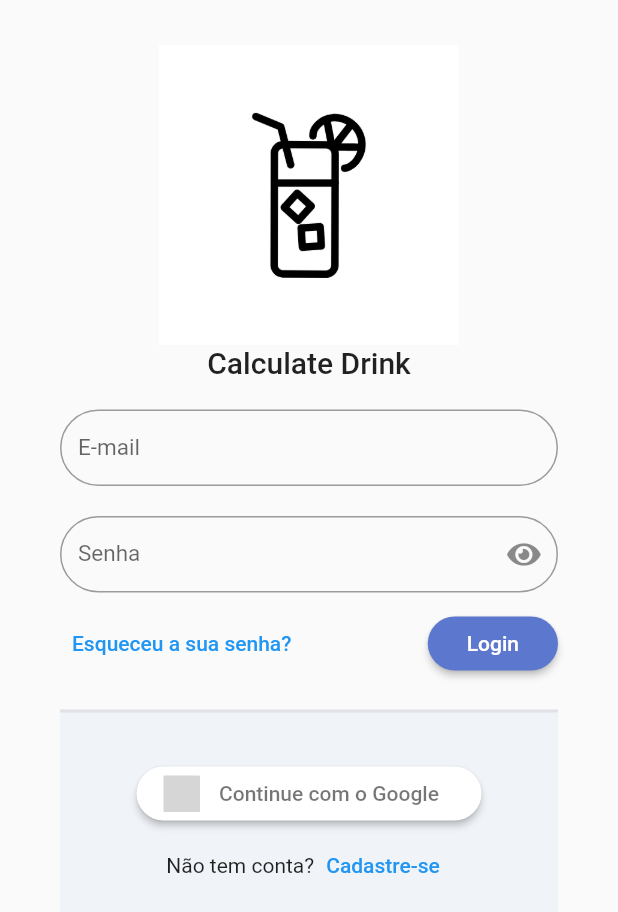
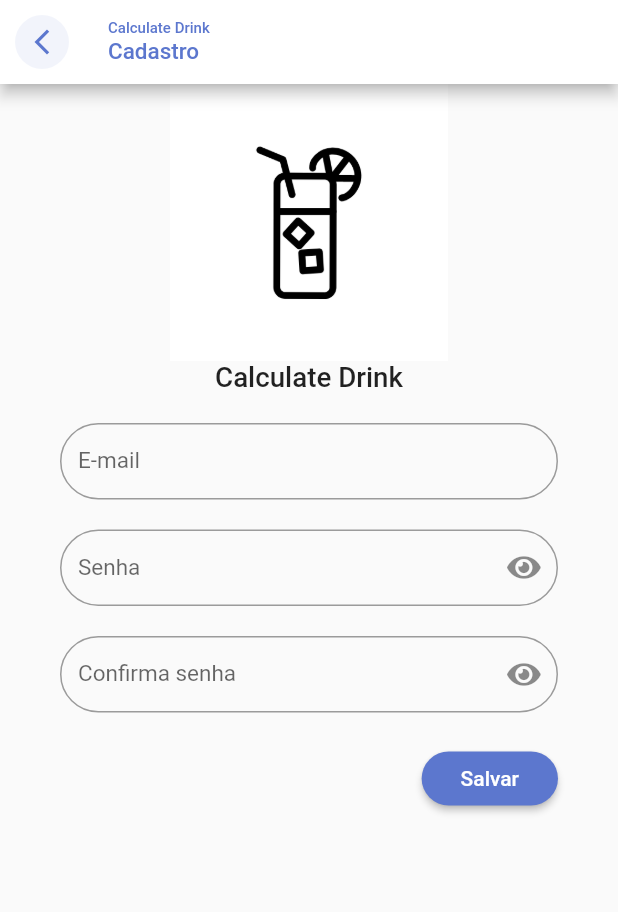
Before and after one commit to Dandy27/calculate-drink-02, a Flutter app: the screen it shows after launch, after a tap on "Cadastre-se", on a phone screen of 412 x 824 dp. Shown: the top 912 px of the screen. Run offline on Flutter 3.47's test engine with Material 2 defaults, Android fonts, the phone set to English and light mode, and no system bars; our stand-ins replace flutter_signin_button, google_fonts, sqflite, sqflite_common, synchronized; accounts and stored records are empty; Roboto replaces fonts that are missing (Mandali); statements that could not run were skipped; grey boxes are pictures that could not be loaded.

Commit message:
Construindo layout de tela de cadastro

```diff
--- a/calculate_drink_02/lib/app/modules/auth/auth_module.dart
+++ b/calculate_drink_02/lib/app/modules/auth/auth_module.dart
@@ -3,13 +3,19 @@
 import '../../core/modules/calculate_drink_module.dart';
 import 'login/login_page.dart';
 import 'login_controller.dart';
+import 'register/register_page.dart';
+import 'register_controller.dart';
 
 class AuthModule extends CalculateDrinkModule {
   AuthModule()
       : super(
-          bindings: [ChangeNotifierProvider(create: (_) => LoginController())],
+          bindings: [
+            ChangeNotifierProvider(create: (_) => LoginController()),
+            ChangeNotifierProvider(create: (_) => RegisterController())
+          ],
           routers: {
             '/login': (context) => const LoginPage(),
+            '/register': (context) => const RegisterPage(),
           },
         );
 }
--- a/calculate_drink_02/lib/app/modules/auth/login/login_page.dart
+++ b/calculate_drink_02/lib/app/modules/auth/login/login_page.dart
@@ -30,11 +30,11 @@
                         const SizedBox(height: 10),
                         const CalculateDrinkLogo(),
                         const SizedBox(height: 20),
-                         CalculateDrinkField(
+                        CalculateDrinkField(
                           label: 'E-mail',
                         ),
                         const SizedBox(height: 20),
-                         CalculateDrinkField(
+                        CalculateDrinkField(
                           label: 'Senha',
                           obscureText: true,
                         ),
@@ -85,7 +85,10 @@
                                 children: [
                                   const Text('Não tem conta?'),
                                   TextButton(
-                                    onPressed: () {},
+                                    onPressed: () {
+                                      Navigator.of(context)
+                                          .pushNamed('/register');
+                                    },
                                     child: const Text('Cadastre-se'),
                                   )
                                 ],
--- /dev/null
+++ b/calculate_drink_02/lib/app/modules/auth/register/register_page.dart
@@ -0,0 +1,90 @@
+import 'package:calculate_drink_02/app/core/widget/calculate_drink_field.dart';
+import 'package:flutter/material.dart';
+
+import '../../../core/ui/theme_extensions.dart';
+import '../../../core/widget/calculate_drink_logo.dart';
+
+class RegisterPage extends StatelessWidget {
+  const RegisterPage({Key? key}) : super(key: key);
+
+  @override
+  Widget build(BuildContext context) {
+    return Scaffold(
+      appBar: AppBar(
+        backgroundColor: Colors.white,
+        title: Column(
+          crossAxisAlignment: CrossAxisAlignment.start,
+          children: [
+            Text(
+              'Calculate Drink',
+              style: TextStyle(fontSize: 10, color: context.primaryColor),
+            ),
+            Text(
+              'Cadastro',
+              style: TextStyle(fontSize: 15, color: context.primaryColor),
+            )
+          ],
+        ),
+        automaticallyImplyLeading: false,
+        leading: IconButton(
+          onPressed: () => Navigator.pop(context),
+          icon: ClipOval(
+            child: Container(
+              color: context.primaryColor.withAlpha(20),
+              padding: const EdgeInsets.all(8),
+              child: Icon(
+                Icons.arrow_back_ios_new_outlined,
+                size: 20,
+                color: context.primaryColor,
+              ),
+            ),
+          ),
+        ),
+      ),
+      body: ListView(
+        children: [
+          SizedBox(
+            height: MediaQuery.of(context).size.width * .5,
+            // ignore: sort_child_properties_last
+            child: const FittedBox(
+              // ignore: sort_child_properties_last
+              child: CalculateDrinkLogo(),
+              fit: BoxFit.fitHeight,
+            ),
+          ),
+          Padding(
+            padding: const EdgeInsets.symmetric(
+              horizontal: 40,
+              vertical: 20,
+            ),
+            child: Form(
+                child: Column(
+              children: [
+                CalculateDrinkField(label: 'E-mail'),
+                const SizedBox(height: 20),
+                CalculateDrinkField(label: 'Senha', obscureText: true),
+                const SizedBox(height: 20),
+                CalculateDrinkField(label: 'Confirma senha', obscureText: true),
+                const SizedBox(height: 20),
+                Align(
+                  alignment: Alignment.bottomRight,
+                  child: ElevatedButton(
+                    // ignore: sort_child_properties_last
+                    onPressed: () {},
+                    style: ElevatedButton.styleFrom(
+                        shape: RoundedRectangleBorder(
+                            borderRadius: BorderRadius.circular(20))),
+                    child: const Padding(
+                      padding: EdgeInsets.all(10),
+                      child: Text('Salvar'),
+                    ),
+                  ),
+                )
+              ],
+            )),
+          )
+        ],
+      ),
+    );
+  }
+}
--- /dev/null
+++ b/calculate_drink_02/lib/app/modules/auth/register_controller.dart
@@ -0,0 +1,5 @@
+import 'package:flutter/material.dart';
+
+class RegisterController extends ChangeNotifier {
+
+}
```
